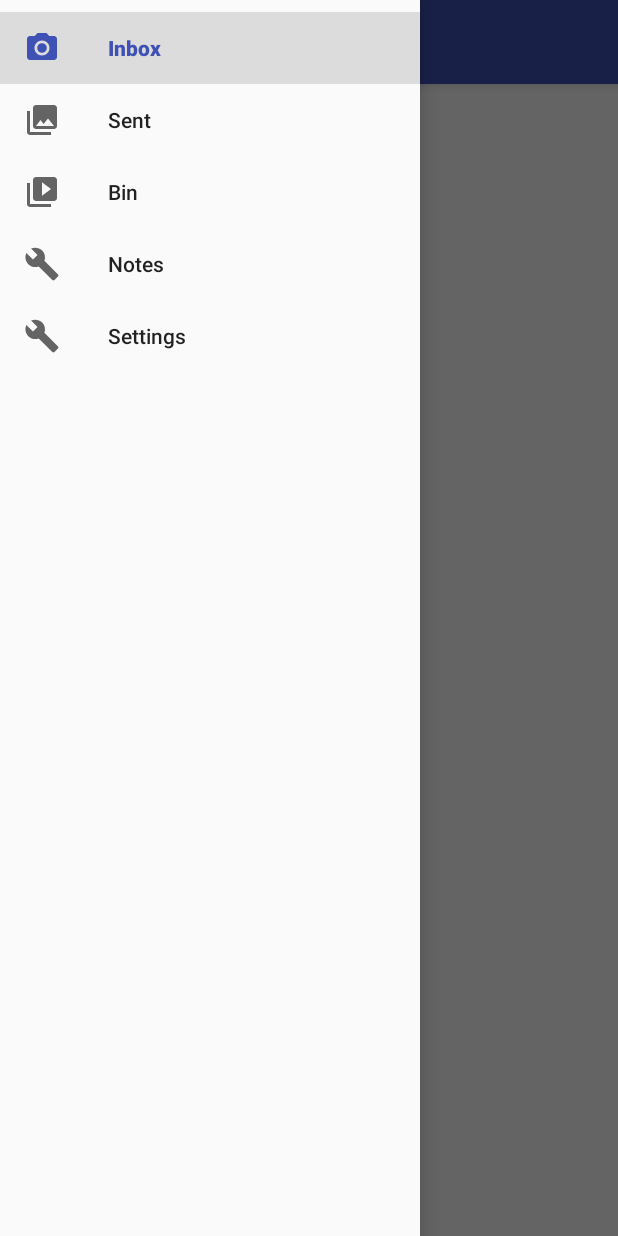
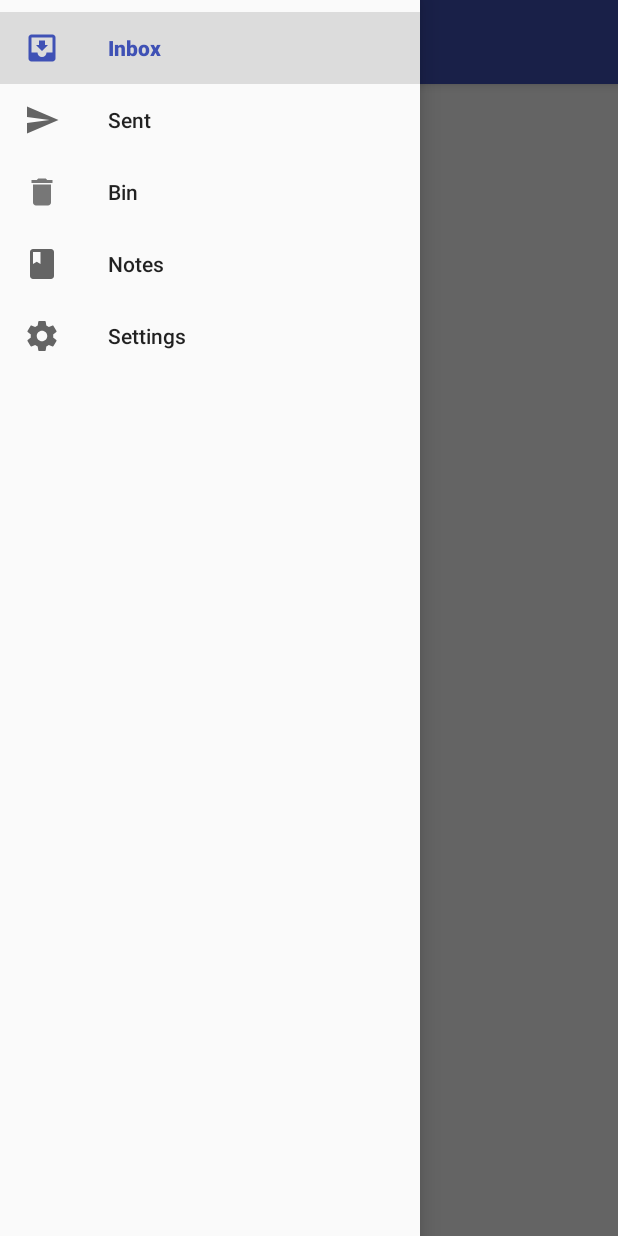
Before and after one commit to GauravChaddha1996/Rakshak, an Android app: the screen it shows after launch (HomeActivity), with the side drawer open, on a phone screen of 412 x 824 dp. Run offline under Robolectric (Android 15) with nearby library versions, the light colour scheme and no system bars; our stand-ins replace ButterKnife; libraries missing offline, so code that uses them is left out: io.realm, javax.mail, rx.android.schedulers, rx.schedulers; 3 statements that could not run were skipped.

Commit message:
Fixed Bugs of Notes

```diff
--- a/app/src/main/java/com/sih/rakshak/app/RakshakApplication.java
+++ b/app/src/main/java/com/sih/rakshak/app/RakshakApplication.java
@@ -1,6 +1,8 @@
 package com.sih.rakshak.app;
 
 import android.app.Application;
+
+import io.realm.Realm;
 
 public class RakshakApplication extends Application {
     public RakshakApplication() {
@@ -10,7 +12,7 @@
     @Override
     public void onCreate() {
         super.onCreate();
-
+        Realm.init(this);
      //   LeakCanary.install(this);
     }
 }
--- a/app/src/main/java/com/sih/rakshak/features/notes/ItemClickSupport.java
+++ b/app/src/main/java/com/sih/rakshak/features/notes/ItemClickSupport.java
@@ -2,6 +2,8 @@
 
 import android.support.v7.widget.RecyclerView;
 import android.view.View;
+
+import com.sih.rakshak.R;
 
 /**
  * Created by ManikantaInugurthi on 1/4/17 for Rakshak.
--- /dev/null
+++ b/app/src/main/res/drawable/ic_bin.xml
@@ -0,0 +1,9 @@
+<vector xmlns:android="http://schemas.android.com/apk/res/android"
+        android:width="24dp"
+        android:height="24dp"
+        android:viewportWidth="24.0"
+        android:viewportHeight="24.0">
+    <path
+        android:fillColor="#E0E0E0E0"
+        android:pathData="M6,19c0,1.1 0.9,2 2,2h8c1.1,0 2,-0.9 2,-2V7H6v12zM19,4h-3.5l-1,-1h-5l-1,1H5v2h14V4z"/>
+</vector>
--- /dev/null
+++ b/app/src/main/res/drawable/ic_inbox.xml
@@ -0,0 +1,9 @@
+<vector xmlns:android="http://schemas.android.com/apk/res/android"
+        android:width="24dp"
+        android:height="24dp"
+        android:viewportWidth="24.0"
+        android:viewportHeight="24.0">
+    <path
+        android:fillColor="#FF000000"
+        android:pathData="M19,3L4.99,3c-1.11,0 -1.98,0.9 -1.98,2L3,19c0,1.1 0.88,2 1.99,2L19,21c1.1,0 2,-0.9 2,-2L21,5c0,-1.1 -0.9,-2 -2,-2zM19,15h-4c0,1.66 -1.35,3 -3,3s-3,-1.34 -3,-3L4.99,15L4.99,5L19,5v10zM16,10h-2L14,7h-4v3L8,10l4,4 4,-4z"/>
+</vector>
--- a/app/src/main/res/drawable/ic_menu_camera.xml
+++ /dev/null
@@ -1,12 +0,0 @@
-<vector xmlns:android="http://schemas.android.com/apk/res/android"
-    android:width="24dp"
-    android:height="24dp"
-    android:viewportHeight="24.0"
-    android:viewportWidth="24.0">
-    <path
-        android:fillColor="#FF000000"
-        android:pathData="M12,12m-3.2,0a3.2,3.2 0,1 1,6.4 0a3.2,3.2 0,1 1,-6.4 0" />
-    <path
-        android:fillColor="#FF000000"
-        android:pathData="M9,2L7.17,4H4c-1.1,0 -2,0.9 -2,2v12c0,1.1 0.9,2 2,2h16c1.1,0 2,-0.9 2,-2V6c0,-1.1 -0.9,-2 -2,-2h-3.17L15,2H9zm3,15c-2.76,0 -5,-2.24 -5,-5s2.24,-5 5,-5 5,2.24 5,5 -2.24,5 -5,5z" />
-</vector>
--- a/app/src/main/res/drawable/ic_menu_gallery.xml
+++ /dev/null
@@ -1,9 +0,0 @@
-<vector xmlns:android="http://schemas.android.com/apk/res/android"
-    android:width="24dp"
-    android:height="24dp"
-    android:viewportHeight="24.0"
-    android:viewportWidth="24.0">
-    <path
-        android:fillColor="#FF000000"
-        android:pathData="M22,16V4c0,-1.1 -0.9,-2 -2,-2H8c-1.1,0 -2,0.9 -2,2v12c0,1.1 0.9,2 2,2h12c1.1,0 2,-0.9 2,-2zm-11,-4l2.03,2.71L16,11l4,5H8l3,-4zM2,6v14c0,1.1 0.9,2 2,2h14v-2H4V6H2z" />
-</vector>
--- a/app/src/main/res/drawable/ic_menu_manage.xml
+++ /dev/null
@@ -1,9 +0,0 @@
-<vector xmlns:android="http://schemas.android.com/apk/res/android"
-    android:width="24dp"
-    android:height="24dp"
-    android:viewportHeight="24.0"
-    android:viewportWidth="24.0">
-    <path
-        android:fillColor="#FF000000"
-        android:pathData="M22.7,19l-9.1,-9.1c0.9,-2.3 0.4,-5 -1.5,-6.9 -2,-2 -5,-2.4 -7.4,-1.3L9,6 6,9 1.6,4.7C0.4,7.1 0.9,10.1 2.9,12.1c1.9,1.9 4.6,2.4 6.9,1.5l9.1,9.1c0.4,0.4 1,0.4 1.4,0l2.3,-2.3c0.5,-0.4 0.5,-1.1 0.1,-1.4z" />
-</vector>
--- a/app/src/main/res/drawable/ic_menu_slideshow.xml
+++ /dev/null
@@ -1,9 +0,0 @@
-<vector xmlns:android="http://schemas.android.com/apk/res/android"
-    android:width="24dp"
-    android:height="24dp"
-    android:viewportHeight="24.0"
-    android:viewportWidth="24.0">
-    <path
-        android:fillColor="#FF000000"
-        android:pathData="M4,6H2v14c0,1.1 0.9,2 2,2h14v-2H4V6zm16,-4H8c-1.1,0 -2,0.9 -2,2v12c0,1.1 0.9,2 2,2h12c1.1,0 2,-0.9 2,-2V4c0,-1.1 -0.9,-2 -2,-2zm-8,12.5v-9l6,4.5 -6,4.5z" />
-</vector>
--- /dev/null
+++ b/app/src/main/res/drawable/ic_notes.xml
@@ -0,0 +1,9 @@
+<vector xmlns:android="http://schemas.android.com/apk/res/android"
+        android:width="24dp"
+        android:height="24dp"
+        android:viewportWidth="24.0"
+        android:viewportHeight="24.0">
+    <path
+        android:fillColor="#FF000000"
+        android:pathData="M18,2H6c-1.1,0 -2,0.9 -2,2v16c0,1.1 0.9,2 2,2h12c1.1,0 2,-0.9 2,-2V4c0,-1.1 -0.9,-2 -2,-2zM6,4h5v8l-2.5,-1.5L6,12V4z"/>
+</vector>
--- /dev/null
+++ b/app/src/main/res/drawable/ic_send.xml
@@ -0,0 +1,9 @@
+<vector xmlns:android="http://schemas.android.com/apk/res/android"
+        android:width="24dp"
+        android:height="24dp"
+        android:viewportWidth="24.0"
+        android:viewportHeight="24.0">
+    <path
+        android:fillColor="#FF000000"
+        android:pathData="M2.01,21L23,12 2.01,3 2,10l15,2 -15,2z"/>
+</vector>
--- /dev/null
+++ b/app/src/main/res/drawable/ic_settings.xml
@@ -0,0 +1,9 @@
+<vector xmlns:android="http://schemas.android.com/apk/res/android"
+        android:width="24dp"
+        android:height="24dp"
+        android:viewportWidth="24.0"
+        android:viewportHeight="24.0">
+    <path
+        android:fillColor="#FF000000"
+        android:pathData="M19.43,12.98c0.04,-0.32 0.07,-0.64 0.07,-0.98s-0.03,-0.66 -0.07,-0.98l2.11,-1.65c0.19,-0.15 0.24,-0.42 0.12,-0.64l-2,-3.46c-0.12,-0.22 -0.39,-0.3 -0.61,-0.22l-2.49,1c-0.52,-0.4 -1.08,-0.73 -1.69,-0.98l-0.38,-2.65C14.46,2.18 14.25,2 14,2h-4c-0.25,0 -0.46,0.18 -0.49,0.42l-0.38,2.65c-0.61,0.25 -1.17,0.59 -1.69,0.98l-2.49,-1c-0.23,-0.09 -0.49,0 -0.61,0.22l-2,3.46c-0.13,0.22 -0.07,0.49 0.12,0.64l2.11,1.65c-0.04,0.32 -0.07,0.65 -0.07,0.98s0.03,0.66 0.07,0.98l-2.11,1.65c-0.19,0.15 -0.24,0.42 -0.12,0.64l2,3.46c0.12,0.22 0.39,0.3 0.61,0.22l2.49,-1c0.52,0.4 1.08,0.73 1.69,0.98l0.38,2.65c0.03,0.24 0.24,0.42 0.49,0.42h4c0.25,0 0.46,-0.18 0.49,-0.42l0.38,-2.65c0.61,-0.25 1.17,-0.59 1.69,-0.98l2.49,1c0.23,0.09 0.49,0 0.61,-0.22l2,-3.46c0.12,-0.22 0.07,-0.49 -0.12,-0.64l-2.11,-1.65zM12,15.5c-1.93,0 -3.5,-1.57 -3.5,-3.5s1.57,-3.5 3.5,-3.5 3.5,1.57 3.5,3.5 -1.57,3.5 -3.5,3.5z"/>
+</vector>
--- a/app/src/main/res/layout/fragment_notes.xml
+++ b/app/src/main/res/layout/fragment_notes.xml
@@ -12,7 +12,7 @@
         android:id="@+id/emptyText"
         android:textSize="35sp"/>
 
-    <mani.itachi.encryptednotes.RecyclerViewExtender
+    <com.sih.rakshak.features.notes.RecyclerViewExtender
         android:id="@+id/recycler"
         android:layout_width="match_parent"
         android:layout_height="match_parent" />
--- a/app/src/main/res/menu/activity_home_drawer.xml
+++ b/app/src/main/res/menu/activity_home_drawer.xml
@@ -4,23 +4,23 @@
     <group android:checkableBehavior="single">
         <item
             android:id="@+id/nav_inbox"
-            android:icon="@drawable/ic_menu_camera"
+            android:icon="@drawable/ic_inbox"
             android:title="Inbox" />
         <item
             android:id="@+id/nav_sent"
-            android:icon="@drawable/ic_menu_gallery"
+            android:icon="@drawable/ic_send"
             android:title="Sent" />
         <item
             android:id="@+id/nav_bin"
-            android:icon="@drawable/ic_menu_slideshow"
+            android:icon="@drawable/ic_bin"
             android:title="Bin" />
         <item
             android:id="@+id/nav_notes"
-            android:icon="@drawable/ic_menu_manage"
+            android:icon="@drawable/ic_notes"
             android:title="Notes" />
         <item
             android:id="@+id/nav_settings"
-            android:icon="@drawable/ic_menu_manage"
+            android:icon="@drawable/ic_settings"
             android:title="Settings" />
     </group>
 
```
Also changed, not shown: app/src/main/java/com/sih/rakshak/features/HomeActivity.java (+6 -5 lines), app/src/main/java/com/sih/rakshak/features/notes/NotesDetailFragment.java (+20 -8 lines), app/src/main/java/com/sih/rakshak/features/notes/NotesFragment.java (+15 -2 lines), app/src/main/res/drawable/ic_menu_send.xml (deleted, +0 -9 lines), app/src/main/res/drawable/ic_menu_share.xml (deleted, +0 -9 lines), app/src/main/droid_sans.ttf (added), app/src/main/res/assets/droid_sans.ttf (added).
